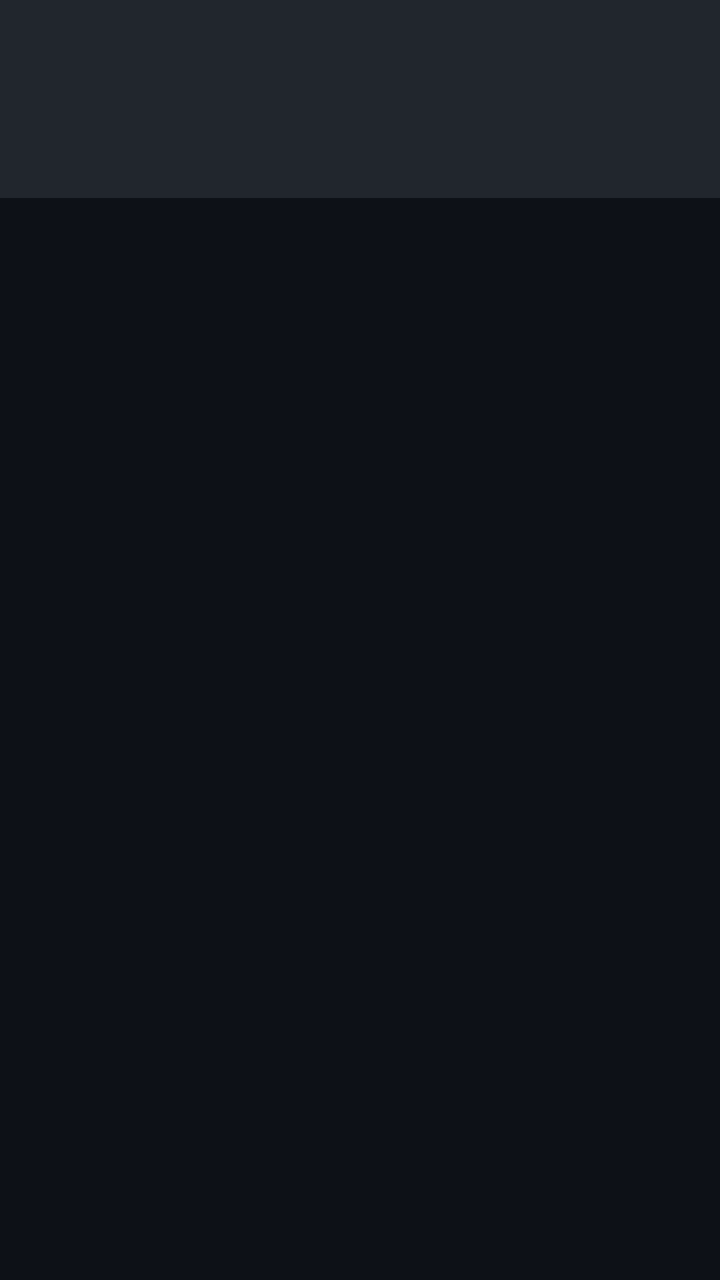
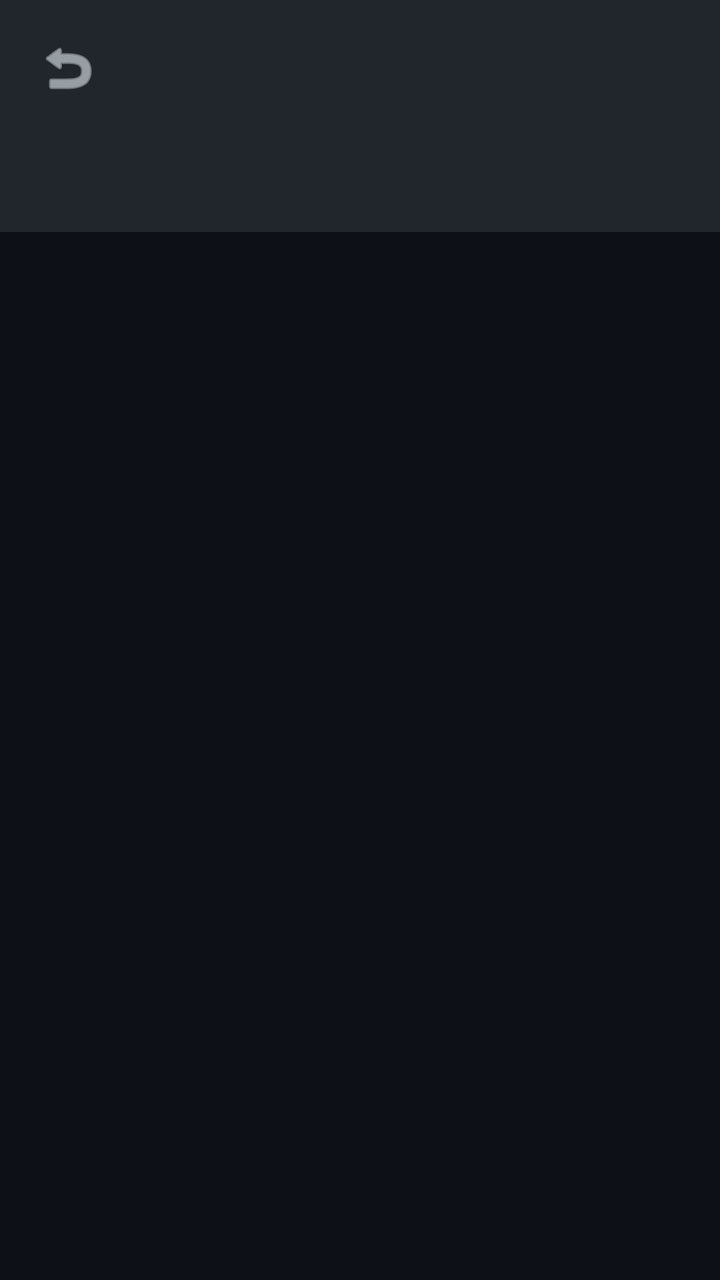

Compare the two renders of this Android layout. The source of the first and the diff that turns it into the second are given below.
<!-- AndroidManifest.xml: application theme Theme.WifiAnalyzer -->
<!-- res/layout/activity_file_viewer.xml -->
<?xml version="1.0" encoding="utf-8"?>
<LinearLayout xmlns:android="http://schemas.android.com/apk/res/android"
    android:layout_width="match_parent" android:layout_height="match_parent" android:orientation="vertical" android:background="#FF0D1117">
    <TextView android:id="@+id/tvFileInfo" android:layout_width="match_parent" android:layout_height="wrap_content" android:padding="16dp" android:textColor="#FFE6EDF3" android:background="#FF21262D"/>
    <com.google.android.material.tabs.TabLayout android:id="@+id/tabLayout" android:layout_width="match_parent" android:layout_height="wrap_content"/>
    <androidx.viewpager2.widget.ViewPager2 android:id="@+id/viewPager" android:layout_width="match_parent" android:layout_height="0dp" android:layout_weight="1"/>
</LinearLayout>
<!-- resources referenced by this layout -->
<resources>
  <style name="Theme.WifiAnalyzer" parent="Theme.MaterialComponents.DayNight.NoActionBar">
          <item name="colorPrimary">#FF1E88E5</item>
          <item name="android:colorBackground">#FF0D1117</item>
          <item name="colorSurface">#FF21262D</item>
          <item name="colorOnSurface">#FFE6EDF3</item>
      </style>
</resources>

<!-- the commit's change to res/layout/activity_file_viewer.xml (unified diff, before → after) -->
@@ -1,7 +1,55 @@
 <?xml version="1.0" encoding="utf-8"?>
 <LinearLayout xmlns:android="http://schemas.android.com/apk/res/android"
-    android:layout_width="match_parent" android:layout_height="match_parent" android:orientation="vertical" android:background="#FF0D1117">
-    <TextView android:id="@+id/tvFileInfo" android:layout_width="match_parent" android:layout_height="wrap_content" android:padding="16dp" android:textColor="#FFE6EDF3" android:background="#FF21262D"/>
-    <com.google.android.material.tabs.TabLayout android:id="@+id/tabLayout" android:layout_width="match_parent" android:layout_height="wrap_content"/>
-    <androidx.viewpager2.widget.ViewPager2 android:id="@+id/viewPager" android:layout_width="match_parent" android:layout_height="0dp" android:layout_weight="1"/>
+    xmlns:app="http://schemas.android.com/apk/res-auto"
+    android:layout_width="match_parent"
+    android:layout_height="match_parent"
+    android:orientation="vertical"
+    android:background="#FF0D1117">
+
+    <LinearLayout
+        android:layout_width="match_parent"
+        android:layout_height="wrap_content"
+        android:orientation="horizontal"
+        android:gravity="center_vertical"
+        android:padding="16dp"
+        android:background="#FF21262D">
+
+        <ImageButton
+            android:id="@+id/btnBack"
+            android:layout_width="36dp"
+            android:layout_height="36dp"
+            android:src="@android:drawable/ic_menu_revert"
+            android:background="?attr/selectableItemBackgroundBorderless"
+            android:contentDescription="返回"
+            app:tint="#FFE6EDF3" />
+
+        <TextView
+            android:id="@+id/tvFileInfo"
+            android:layout_width="0dp"
+            android:layout_height="wrap_content"
+            android:layout_weight="1"
+            android:textColor="#FF8B949E"
+            android:textSize="12sp"
+            android:layout_marginStart="12dp"
+            android:singleLine="true"
+            android:ellipsize="end" />
+    </LinearLayout>
+
+    <com.google.android.material.tabs.TabLayout
+        android:id="@+id/tabLayout"
+        android:layout_width="match_parent"
+        android:layout_height="wrap_content"
+        android:background="#FF21262D"
+        app:tabTextColor="#FF8B949E"
+        app:tabSelectedTextColor="#FF58A6FF"
+        app:tabIndicatorColor="#FF58A6FF"
+        app:tabMode="scrollable"
+        app:tabGravity="start"
+        android:paddingHorizontal="8dp" />
+
+    <androidx.viewpager2.widget.ViewPager2
+        android:id="@+id/viewPager"
+        android:layout_width="match_parent"
+        android:layout_height="0dp"
+        android:layout_weight="1" />
 </LinearLayout>
<!-- resource entries referenced after the edit -->
@@ -1,10 +1,17 @@
 <!-- resources referenced by this layout -->
 <resources>
   <style name="Theme.WifiAnalyzer" parent="Theme.MaterialComponents.DayNight.NoActionBar">
-          <item name="colorPrimary">#FF1E88E5</item>
+          <item name="colorPrimary">#FF1F6FEB</item>
+          <item name="colorPrimaryVariant">#FF388BFD</item>
+          <item name="colorOnPrimary">#FFFFFFFF</item>
           <item name="android:colorBackground">#FF0D1117</item>
           <item name="colorSurface">#FF21262D</item>
           <item name="colorOnSurface">#FFE6EDF3</item>
+          <item name="colorSecondary">#FF58A6FF</item>
+          <item name="colorOnSecondary">#FFFFFFFF</item>
+          <item name="android:statusBarColor">#FF0D1117</item>
+          <item name="android:navigationBarColor">#FF0D1117</item>
+          <item name="android:windowLightStatusBar">false</item>
       </style>
 </resources>
 
